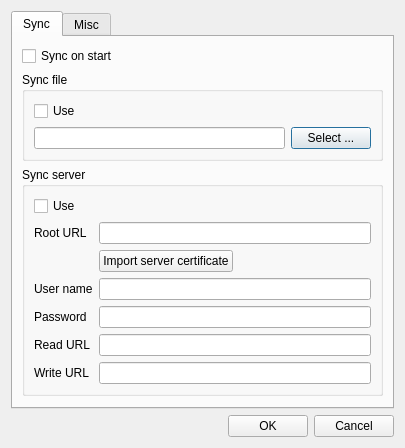
Above: optionsdialog.ui from 607011/Qt-SESAM before the change. Below: the same form after it.
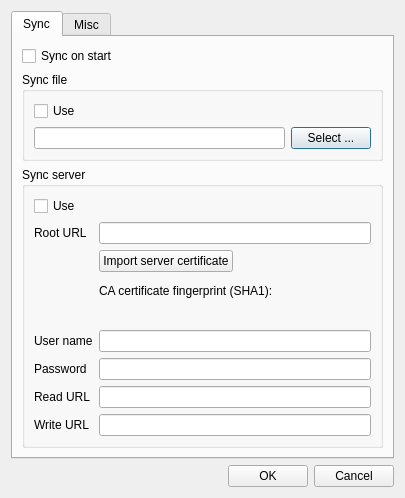
That is the form after the change.

Commit message: Added fingerprint. Renamings ...

Diff of the .ui file:
```diff
--- a/optionsdialog.ui
+++ b/optionsdialog.ui
@@ -7,7 +7,7 @@
     <x>0</x>
     <y>0</y>
     <width>405</width>
-    <height>443</height>
+    <height>498</height>
    </rect>
   </property>
   <property name="windowTitle">
@@ -129,27 +129,66 @@
              </layout>
             </item>
             <item row="2" column="1">
-             <widget class="QLineEdit" name="usernameLineEdit">
-              <property name="text">
-               <string/>
+             <layout class="QVBoxLayout" name="verticalLayout_6">
+              <property name="topMargin">
+               <number>6</number>
               </property>
-             </widget>
+              <item>
+               <widget class="QLabel" name="label_6">
+                <property name="text">
+                 <string>CA certificate fingerprint (SHA1):</string>
+                </property>
+                <property name="alignment">
+                 <set>Qt::AlignLeading|Qt::AlignLeft|Qt::AlignTop</set>
+                </property>
+                <property name="wordWrap">
+                 <bool>true</bool>
+                </property>
+               </widget>
+              </item>
+              <item>
+               <widget class="QLabel" name="fingerprintLabel">
+                <property name="sizePolicy">
+                 <sizepolicy hsizetype="Preferred" vsizetype="Expanding">
+                  <horstretch>0</horstretch>
+                  <verstretch>0</verstretch>
+                 </sizepolicy>
+                </property>
+                <property name="text">
+                 <string>&lt;none imported yet&gt;</string>
+                </property>
+                <property name="alignment">
+                 <set>Qt::AlignLeading|Qt::AlignLeft|Qt::AlignTop</set>
+                </property>
+                <property name="wordWrap">
+                 <bool>true</bool>
+                </property>
+               </widget>
+              </item>
+             </layout>
             </item>
-            <item row="2" column="0">
+            <item row="3" column="0">
              <widget class="QLabel" name="label">
               <property name="text">
                <string>User name</string>
               </property>
              </widget>
             </item>
-            <item row="3" column="0">
+            <item row="3" column="1">
+             <widget class="QLineEdit" name="usernameLineEdit">
+              <property name="text">
+               <string/>
+              </property>
+             </widget>
+            </item>
+            <item row="4" column="0">
              <widget class="QLabel" name="label_3">
               <property name="text">
                <string>Password</string>
               </property>
              </widget>
             </item>
-            <item row="3" column="1">
+            <item row="4" column="1">
              <widget class="QLineEdit" name="passwordLineEdit">
               <property name="text">
                <string/>
@@ -159,34 +198,34 @@
               </property>
              </widget>
             </item>
-            <item row="4" column="1">
-             <widget class="QLineEdit" name="readUrlLineEdit">
-              <property name="enabled">
-               <bool>true</bool>
-              </property>
-             </widget>
-            </item>
-            <item row="5" column="1">
-             <widget class="QLineEdit" name="writeUrlLineEdit">
-              <property name="enabled">
-               <bool>true</bool>
-              </property>
-             </widget>
-            </item>
-            <item row="4" column="0">
+            <item row="5" column="0">
              <widget class="QLabel" name="label_4">
               <property name="text">
                <string>Read URL</string>
               </property>
              </widget>
             </item>
-            <item row="5" column="0">
+            <item row="5" column="1">
+             <widget class="QLineEdit" name="readUrlLineEdit">
+              <property name="enabled">
+               <bool>true</bool>
+              </property>
+             </widget>
+            </item>
+            <item row="6" column="0">
              <widget class="QLabel" name="label_5">
               <property name="text">
                <string>Write URL</string>
               </property>
              </widget>
             </item>
+            <item row="6" column="1">
+             <widget class="QLineEdit" name="writeUrlLineEdit">
+              <property name="enabled">
+               <bool>true</bool>
+              </property>
+             </widget>
+            </item>
            </layout>
           </item>
          </layout>
```
The commit also changes 3 other files.
